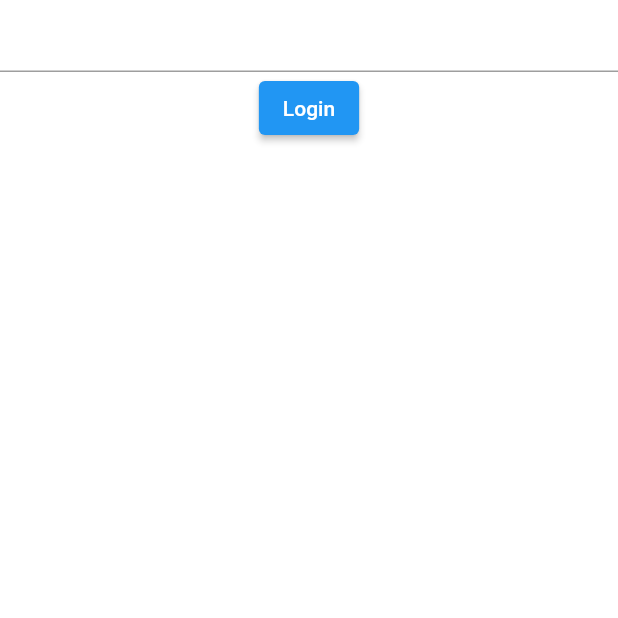
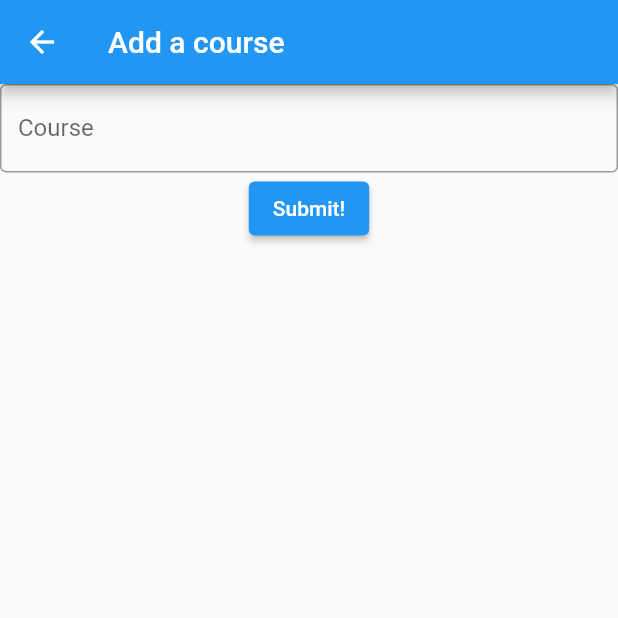
Before and after one commit to SamKhzym/Plan2Learn, a Flutter app: the screen it shows after launch, after a tap on the "add" icon, on a phone screen of 412 x 824 dp, the top half of it. Run offline on Flutter 3.47's test engine with Material 2 defaults, Android fonts, the phone set to English and light mode, and no system bars; our stand-ins replace sqflite; missing offline and left inert: collapsible; accounts and stored records are empty.

Commit message:
Create new courses working

```diff
--- a/lib/objects/course.dart
+++ b/lib/objects/course.dart
@@ -15,4 +15,12 @@ class Course {
 
   }
 
+  Course.fromTitle(String title) {
+
+    this.title = title;
+    this.assignments = [];
+    this.tests = [];
+
+  }
+
 }
--- a/lib/screens/home.dart
+++ b/lib/screens/home.dart
@@ -18,77 +18,6 @@ class HomeScreen extends StatefulWidget {
 }
 
 class HomeScreenState extends State<HomeScreen> {
-  List<Course> courseList = [
-    new Course("ENGINEER 1P13", [
-      new Assignment(0,"eng1p13","final report","a day","stuff",50,true,
-        // id: 0,
-        // course: "eng1p13",
-        // name: "final report",
-        // deadline: "a day",
-        // workblocks: "stuff",
-        // etc: 50,
-        // priority: true,
-      ),
-      new Assignment(0,"eng1p13","final report","a day","stuff",50,true,
-        // id: 1,
-        // course: "eng1p13",
-        // name: "individual research",
-        // deadline: "some day",
-        // workblocks: "things",
-        // etc: 60,
-        // priority: false,
-      ),
-    ], [
-      new Test(0,"eng1p13","final report","a day","stuff",50,true,
-        // id: 0,
-        // course: "eng1p13",
-        // name: "midterm1",
-        // deadline: "day",
-        // workblocks: "yuhh",
-        // etc: 120,
-        // priority: true,
-      ),
-      new Test(0,"eng1p13","final report","a day","stuff",50,true,
-        // id: 0,
-        // course: "eng1p13",
-        // name: "exam",
-        // deadline: "ight",
-        // workblocks: "ok",
-        // etc: 20,
-        // priority: true,
-      ),
-    ]),
-    new Course("PHYS 1E03", [
-      new Assignment(0,"eng1p13","final report","a day","stuff",50,true,
-        // id: 0,
-        // course: "phys1e03",
-        // name: "capa",
-        // deadline: "tmrw",
-        // workblocks: "ughh",
-        // etc: 90,
-        // priority: false,
-      ),
-      new Assignment(0,"eng1p13","final report","a day","stuff",50,true,
-        // id: 0,
-        // course: "phys1e03",
-        // name: "lab 4",
-        // deadline: "sfjn",
-        // workblocks: "stasuff",
-        // etc: 400,
-        // priority: true,
-      )
-    ], [
-      new Test(0,"eng1p13","final report","a day","stuff",50,true,
-        // id: 0,
-        // course: "phys1e03",
-        // name: "midterm 2",
-        // deadline: "one day",
-        // workblocks: "asfnvfn",
-        // etc: 200,
-        // priority: true,
-      )
-    ])
-  ];
 
   bool isCollapsed = true;
 
@@ -96,6 +25,11 @@ class HomeScreenState extends State<HomeScreen> {
     print(isCollapsed);
     setState(() {
       isCollapsed = !isCollapsed;
+    });
+  }
+
+  void updateState() {
+    setState(() {
     });
   }
 
@@ -181,14 +115,15 @@ class HomeScreenState extends State<HomeScreen> {
       ),
       body: ListView(
         padding: const EdgeInsets.all(8),
-        children: createCourseWidgets(courseList),
+        children: createCourseWidgets(States.courseList),
       ),
       floatingActionButton: FloatingActionButton(
-        onPressed: () {
-          Navigator.push(
+        onPressed: () async {
+          await Navigator.push(
             context,
-            MaterialPageRoute(builder: (context) => AddCourseForm())
+            MaterialPageRoute(builder: (context) => AddCourse())
           );
+          updateState();
         },
         tooltip: 'Add a course',
         child: Icon(Icons.add),
@@ -196,3 +131,113 @@ class HomeScreenState extends State<HomeScreen> {
     );
   }
 }
+
+class AddCourse extends StatelessWidget {
+
+  TextEditingController _controller = TextEditingController();
+
+  @override
+  Widget build(BuildContext context) {
+    return Scaffold(
+      appBar: AppBar(
+        title: Text("Add a course"),
+      ),
+      body: Center(
+        child: Column(
+        children:[
+          TextField(
+            controller: _controller,
+            decoration: InputDecoration(
+              border: OutlineInputBorder(),
+              labelText: "Course"
+            ),
+          ),
+          ElevatedButton(
+          onPressed: () {
+            States.course = _controller.value.text;
+            print(States.course);
+            States.courseList.add(new Course.fromTitle(States.course));
+            print(States.courseList[2]);
+            Navigator.pop(context);
+          },
+          child: Text('Submit!'),
+        ),
+    ]),
+    ));
+  }
+}
+
+class States {
+  static String course = "";
+  static List<Course> courseList = [
+    new Course("ENGINEER 1P13", [
+      new Assignment(0,"eng1p13","final report","a day","stuff",50,true,
+        // id: 0,
+        // course: "eng1p13",
+        // name: "final report",
+        // deadline: "a day",
+        // workblocks: "stuff",
+        // etc: 50,
+        // priority: true,
+      ),
+      new Assignment(0,"eng1p13","final report","a day","stuff",50,true,
+        // id: 1,
+        // course: "eng1p13",
+        // name: "individual research",
+        // deadline: "some day",
+        // workblocks: "things",
+        // etc: 60,
+        // priority: false,
+      ),
+    ], [
+      new Test(0,"eng1p13","final report","a day","stuff",50,true,
+        // id: 0,
+        // course: "eng1p13",
+        // name: "midterm1",
+        // deadline: "day",
+        // workblocks: "yuhh",
+        // etc: 120,
+        // priority: true,
+      ),
+      new Test(0,"eng1p13","final report","a day","stuff",50,true,
+        // id: 0,
+        // course: "eng1p13",
+        // name: "exam",
+        // deadline: "ight",
+        // workblocks: "ok",
+        // etc: 20,
+        // priority: true,
+      ),
+    ]),
+    new Course("PHYS 1E03", [
+      new Assignment(0,"eng1p13","final report","a day","stuff",50,true,
+        // id: 0,
+        // course: "phys1e03",
+        // name: "capa",
+        // deadline: "tmrw",
+        // workblocks: "ughh",
+        // etc: 90,
+        // priority: false,
+      ),
+      new Assignment(0,"eng1p13","final report","a day","stuff",50,true,
+        // id: 0,
+        // course: "phys1e03",
+        // name: "lab 4",
+        // deadline: "sfjn",
+        // workblocks: "stasuff",
+        // etc: 400,
+        // priority: true,
+      )
+    ], [
+      new Test(0,"eng1p13","final report","a day","stuff",50,true,
+        // id: 0,
+        // course: "phys1e03",
+        // name: "midterm 2",
+        // deadline: "one day",
+        // workblocks: "asfnvfn",
+        // etc: 200,
+        // priority: true,
+      )
+    ])
+  ];
+}
```
